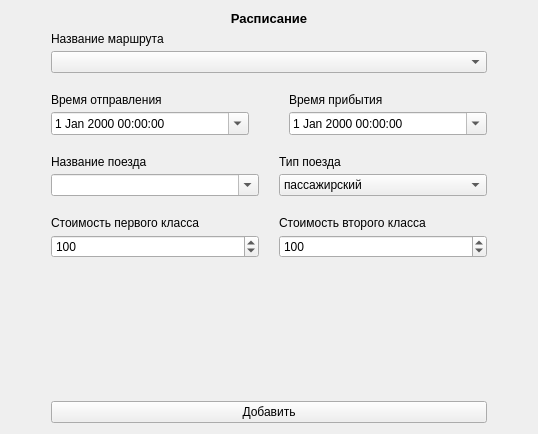
This is frontend/RWStation/modals/addscheduleviewmodal.ui in ruslanonly/qt-railway-system as Qt 5 draws it before an edit. The edited form follows.
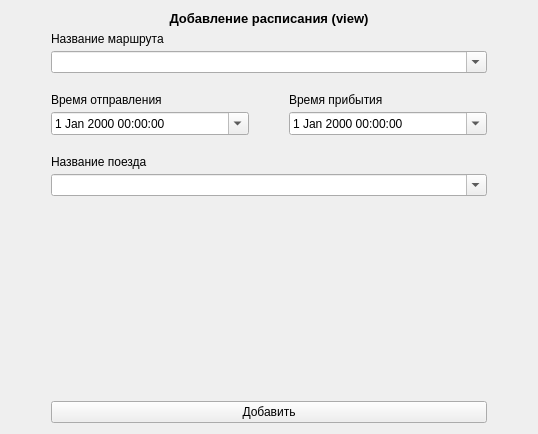
This is the edited form.

Commit message: Modify queries, complete VIEW.

The edit to the form file:
```diff
--- a/frontend/RWStation/modals/addscheduleviewmodal.ui
+++ b/frontend/RWStation/modals/addscheduleviewmodal.ui
@@ -20,7 +20,7 @@
       <string notr="true">font-weight: 600; font-size: 10pt; color: black;</string>
      </property>
      <property name="text">
-      <string>Расписание</string>
+      <string>Добавление расписания (view)</string>
      </property>
      <property name="alignment">
       <set>Qt::AlignCenter</set>
@@ -112,14 +112,18 @@
               </widget>
              </item>
              <item>
-              <widget class="QComboBox" name="routeNameComboBox"/>
+              <widget class="QComboBox" name="routeNameComboBox">
+               <property name="editable">
+                <bool>true</bool>
+               </property>
+              </widget>
              </item>
             </layout>
            </item>
           </layout>
          </item>
          <item>
-          <layout class="QGridLayout" name="gridLayout" columnstretch="1,1">
+          <layout class="QGridLayout" name="gridLayout" columnstretch="0">
            <property name="sizeConstraint">
             <enum>QLayout::SetMinimumSize</enum>
            </property>
@@ -144,99 +148,6 @@
              </item>
             </layout>
            </item>
-           <item row="2" column="0">
-            <layout class="QVBoxLayout" name="inputGroup_11">
-             <property name="spacing">
-              <number>5</number>
-             </property>
-             <item>
-              <widget class="QLabel" name="firstClassPriceLabel">
-               <property name="text">
-                <string>Стоимость первого класса</string>
-               </property>
-              </widget>
-             </item>
-             <item>
-              <widget class="QSpinBox" name="firstClassPriceInput">
-               <property name="minimum">
-                <number>1</number>
-               </property>
-               <property name="maximum">
-                <number>20000</number>
-               </property>
-               <property name="singleStep">
-                <number>100</number>
-               </property>
-               <property name="value">
-                <number>100</number>
-               </property>
-              </widget>
-             </item>
-            </layout>
-           </item>
-           <item row="1" column="1">
-            <layout class="QVBoxLayout" name="inputGroup_10">
-             <property name="spacing">
-              <number>5</number>
-             </property>
-             <item>
-              <widget class="QLabel" name="trainTypeLabel">
-               <property name="text">
-                <string>Тип поезда</string>
-               </property>
-              </widget>
-             </item>
-             <item>
-              <widget class="QComboBox" name="trainTypeComboBox">
-               <item>
-                <property name="text">
-                 <string>пассажирский</string>
-                </property>
-               </item>
-               <item>
-                <property name="text">
-                 <string>скорый-пассажирский</string>
-                </property>
-               </item>
-               <item>
-                <property name="text">
-                 <string>скоростной-пассажирский</string>
-                </property>
-               </item>
-              </widget>
-             </item>
-            </layout>
-           </item>
-           <item row="2" column="1">
-            <layout class="QVBoxLayout" name="inputGroup_13">
-             <property name="spacing">
-              <number>5</number>
-             </property>
-             <item>
-              <widget class="QLabel" name="secondPriceClassLabel">
-               <property name="text">
-                <string>Стоимость второго класса</string>
-               </property>
-              </widget>
-             </item>
-             <item>
-              <widget class="QSpinBox" name="secondPriceClassInput">
-               <property name="minimum">
-                <number>1</number>
-               </property>
-               <property name="maximum">
-                <number>20000</number>
-               </property>
-               <property name="singleStep">
-                <number>100</number>
-               </property>
-               <property name="value">
-                <number>100</number>
-               </property>
-              </widget>
-             </item>
-            </layout>
-           </item>
           </layout>
          </item>
          <item>
```
Left out of the diff: 2 changed lines with no effect on the pictures. The commit also changes 20 other files.
